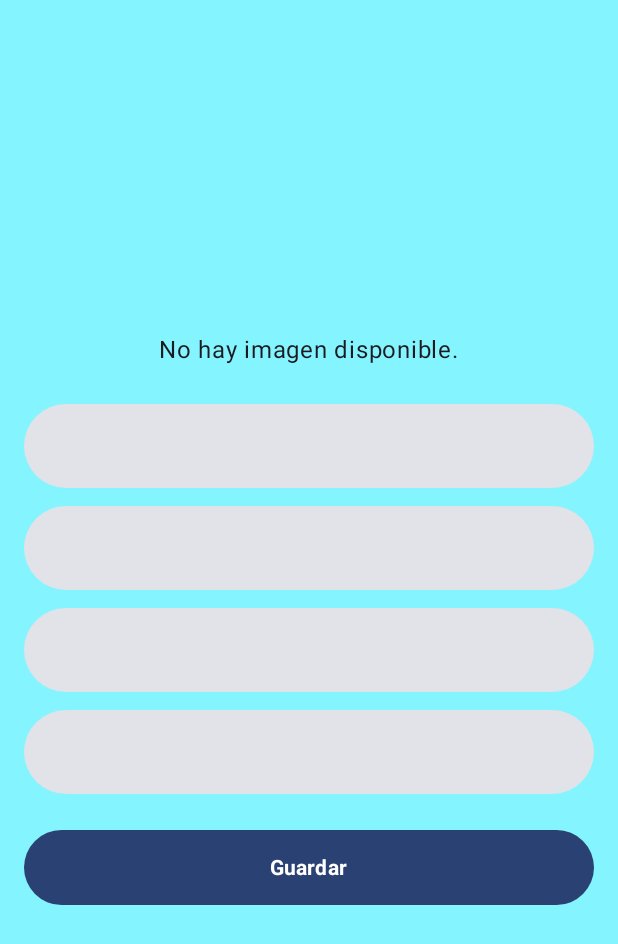
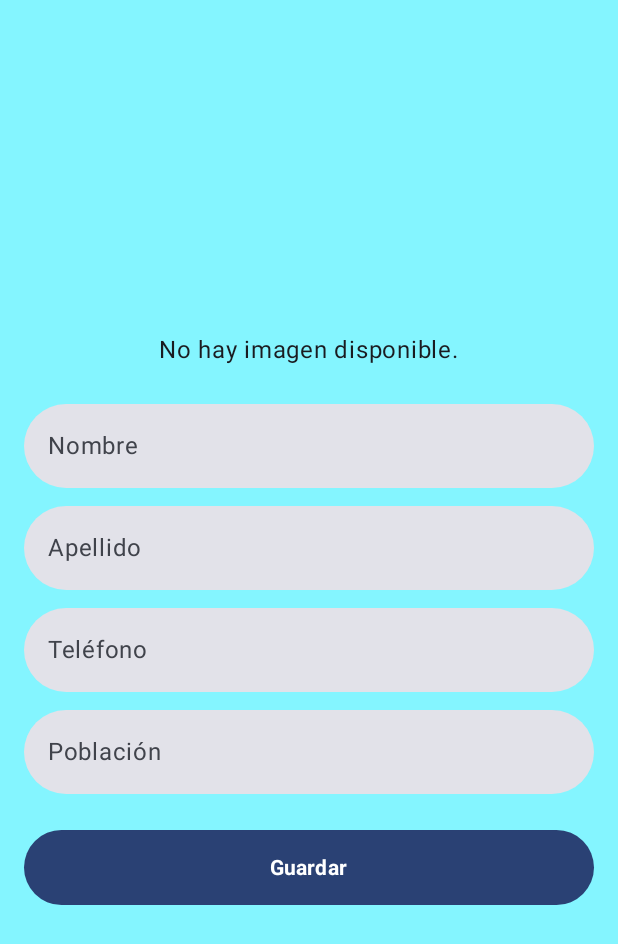
Before and after one commit to mayoadria/Projecte-Final-EntreBicis, an Android app built with Jetpack Compose: the composable EditarPerfil shown on its own in the app's theme, on a phone screen of 412 x 824 dp. Shown: the top 944 px of the screen. Run offline under Robolectric (Android 15) with nearby library versions, the phone set to English and light mode, and no system bars.

Commit message:
Hacer que funcione el editar datos de un usuario Android

```diff
--- a/Frontend/app/src/main/java/cat/copernic/amayo/frontend/usuariManagment/data/remote/UsuariApi.kt
+++ b/Frontend/app/src/main/java/cat/copernic/amayo/frontend/usuariManagment/data/remote/UsuariApi.kt
@@ -9,12 +9,12 @@ import retrofit2.http.PUT
 import retrofit2.http.Path
 
 interface UsuariApi {
-    @GET("api/usuari/validar/{email}/{contra}")
+    @GET("validar/{email}/{contra}")
     suspend fun login(@Path("email") email : String, @Path("contra") contra : String): Response<Usuari>
 
-    @GET("api/usuari/getByEmail/{email}")
+    @GET("getByEmail/{email}")
     suspend fun getByEmail(@Path("email") email: String): Response<Usuari>
 
-    @PUT("api/usuari/update/{clientId}")
-    suspend fun updateUserPerId(@Path("clientId") clientId: String, @Body client: Usuari): Response<Void>
+    @PUT("update")
+    suspend fun update(@Body product: Usuari): Response<Void>
 }
--- a/Frontend/app/src/main/java/cat/copernic/amayo/frontend/usuariManagment/data/repositories/UsuariRetrofitInstance.kt
+++ b/Frontend/app/src/main/java/cat/copernic/amayo/frontend/usuariManagment/data/repositories/UsuariRetrofitInstance.kt
@@ -6,7 +6,7 @@ import retrofit2.Retrofit
 import retrofit2.converter.gson.GsonConverterFactory
 
 object UsuariRetrofitInstance {
-    private const val BASE_URL = "http://10.0.2.2:8080/"
+    private const val BASE_URL = "http://10.0.2.2:8080/api/usuari/"
 
     val retrofitInstance: Retrofit by lazy {
         Retrofit.Builder()
--- a/Frontend/app/src/main/java/cat/copernic/amayo/frontend/usuariManagment/ui/EditarPerfil.kt
+++ b/Frontend/app/src/main/java/cat/copernic/amayo/frontend/usuariManagment/ui/EditarPerfil.kt
@@ -49,7 +49,11 @@ import cat.copernic.amayo.frontend.usuariManagment.viewmodels.ModificarViewModel
 
 @OptIn(ExperimentalMaterial3Api::class)
 @Composable
-fun EditarPerfil(sessionViewModel: SessionViewModel,modificarViewModel: ModificarViewModel,navController: NavController){
+fun EditarPerfil(
+    sessionViewModel: SessionViewModel,
+    modificarViewModel: ModificarViewModel,
+    navController: NavController
+) {
     val usu by sessionViewModel.userData.collectAsState()
     var nom by remember { mutableStateOf(usu?.nom ?: "") }
     var cognom by remember { mutableStateOf(usu?.cognom ?: "") }
@@ -59,6 +63,7 @@ fun EditarPerfil(sessionViewModel: SessionViewModel,modificarViewModel: Modifica
     val bitmap = remember(usu?.foto) {
         usu?.foto?.let { decodeBase64ToBitmap(it) }
     }
+
     Column(
         modifier = Modifier
             .fillMaxSize()
@@ -80,11 +85,11 @@ fun EditarPerfil(sessionViewModel: SessionViewModel,modificarViewModel: Modifica
 
         Spacer(modifier = Modifier.height(24.dp))
 
-        // Nombre
-        nom?.let {
+        // Campos de texto
         TextField(
-                value = it,
+            value = nom,
             onValueChange = { nom = it },
+            label = { Text("Nombre") },
             shape = RoundedCornerShape(50),
             modifier = Modifier.fillMaxWidth(),
             colors = TextFieldDefaults.textFieldColors(
@@ -92,15 +97,13 @@ fun EditarPerfil(sessionViewModel: SessionViewModel,modificarViewModel: Modifica
                 unfocusedIndicatorColor = Color.Transparent
             )
         )
-        }
 
         Spacer(modifier = Modifier.height(12.dp))
 
-        // Email
-        cognom?.let {
         TextField(
-                value = it,
+            value = cognom,
             onValueChange = { cognom = it },
+            label = { Text("Apellido") },
             shape = RoundedCornerShape(50),
             modifier = Modifier.fillMaxWidth(),
             colors = TextFieldDefaults.textFieldColors(
@@ -108,15 +111,13 @@ fun EditarPerfil(sessionViewModel: SessionViewModel,modificarViewModel: Modifica
                 unfocusedIndicatorColor = Color.Transparent
             )
         )
-        }
 
         Spacer(modifier = Modifier.height(12.dp))
 
-        // Contraseña
-        telefon?.let {
         TextField(
-                value = it,
+            value = telefon,
             onValueChange = { telefon = it },
+            label = { Text("Teléfono") },
             shape = RoundedCornerShape(50),
             modifier = Modifier.fillMaxWidth(),
             colors = TextFieldDefaults.textFieldColors(
@@ -124,14 +125,13 @@ fun EditarPerfil(sessionViewModel: SessionViewModel,modificarViewModel: Modifica
                 unfocusedIndicatorColor = Color.Transparent
             )
         )
-        }
+
         Spacer(modifier = Modifier.height(12.dp))
 
-        // Contraseña
-        poblacio?.let {
         TextField(
-                value = it,
+            value = poblacio,
             onValueChange = { poblacio = it },
+            label = { Text("Población") },
             shape = RoundedCornerShape(50),
             modifier = Modifier.fillMaxWidth(),
             colors = TextFieldDefaults.textFieldColors(
@@ -139,7 +139,6 @@ fun EditarPerfil(sessionViewModel: SessionViewModel,modificarViewModel: Modifica
                 unfocusedIndicatorColor = Color.Transparent
             )
         )
-        }
 
         Spacer(modifier = Modifier.height(24.dp))
 
@@ -152,21 +151,21 @@ fun EditarPerfil(sessionViewModel: SessionViewModel,modificarViewModel: Modifica
                     usuario.telefon = telefon
                     usuario.poblacio = poblacio
 
-                    usuario.email?.let { email ->
-                        modificarViewModel.updateClient(usuario, email, navController.context.contentResolver)
+                    modificarViewModel.updateClient(
+                        client = usuario,
+                        contentResolver = navController.context.contentResolver
+                    )
+
                     navController.navigate("perfil")
-                    }
                 }
             },
             shape = RoundedCornerShape(50),
             modifier = Modifier
                 .fillMaxWidth()
                 .height(50.dp),
-            colors = ButtonDefaults.buttonColors(
-            )
+            colors = ButtonDefaults.buttonColors()
         ) {
             Text("Guardar", fontWeight = FontWeight.Bold)
         }
     }
-
 }
```
Also changed, not shown: Frontend/app/src/main/java/cat/copernic/amayo/frontend/usuariManagment/viewmodels/ModificarViewModel.kt (+7 -8 lines). Lines whose indentation alone changed are shown as unchanged.
